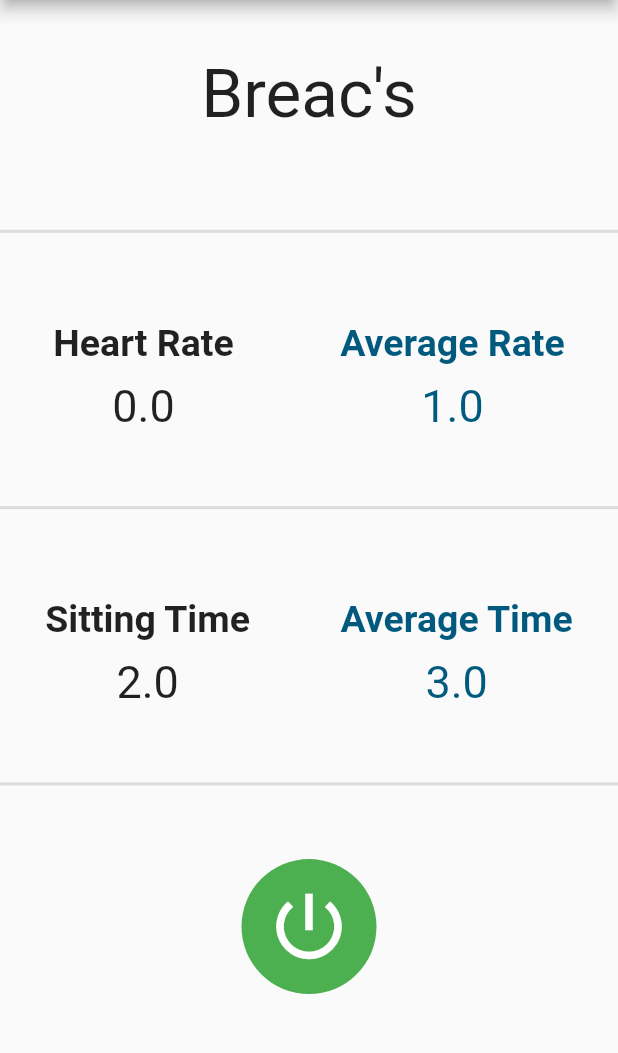
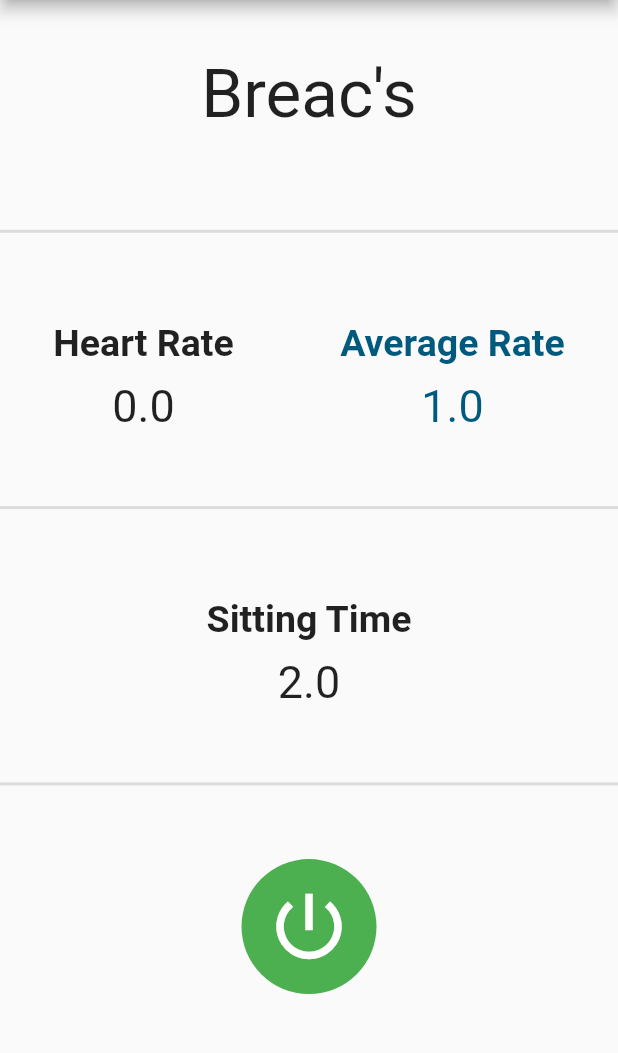
Before and after one commit to josepvazquezp/smart_sitting_app, a Flutter app: the StatsPage screen opened directly, on a phone screen of 412 x 824 dp, the part 84-1137 px from its top. Run offline on Flutter 3.47's test engine with Material 2 defaults, Android fonts, the light colour scheme and no system bars; our stand-ins replace bloc, equatable, flutter_bloc, flutter_blue.

Commit message:
bye avg time

```diff
--- a/proyect_app/lib/provider_stats_page.dart
+++ b/proyect_app/lib/provider_stats_page.dart
@@ -5,14 +5,11 @@ class StatsProvider extends ChangeNotifier {
   List<double> _rates = [];
   double _avgRate = 1;
   double _sittingTime = 2;
-  List<double> _times = [];
-  double _avgTime = 3;
   bool _turnButtonStatus = true;
 
   double get getHeartRate => _heartRate;
   double get getAvgRate => _avgRate;
   double get getSittingTime => _sittingTime;
-  double get getAvgTime => _avgTime;
   bool get getTurnButtonStatus => _turnButtonStatus;
 
   void setHeartRate(String heartRate) {
@@ -26,9 +23,6 @@ class StatsProvider extends ChangeNotifier {
 
   void setSittingTime(String time) {
     _sittingTime = double.parse(time);
-    _times.add(_sittingTime);
-
-    _avgTime = _avg(_times);
 
     notifyListeners();
   }
--- a/proyect_app/lib/stats_page.dart
+++ b/proyect_app/lib/stats_page.dart
@@ -102,28 +102,6 @@ class StatsPage extends StatelessWidget {
                     ),
                   ],
                 ),
-                Column(
-                  children: [
-                    Padding(
-                      padding: EdgeInsets.all(10),
-                      child: Text(
-                        "Average Time",
-                        style: TextStyle(
-                          fontSize: 25,
-                          fontWeight: FontWeight.bold,
-                          color: Color.fromARGB(255, 1, 90, 126),
-                        ),
-                      ),
-                    ),
-                    Text(
-                      "${context.watch<StatsProvider>().getAvgTime}",
-                      style: TextStyle(
-                        fontSize: 30,
-                        color: Color.fromARGB(255, 1, 90, 126),
-                      ),
-                    ),
-                  ],
-                ),
               ],
             ),
             Divider(
```
